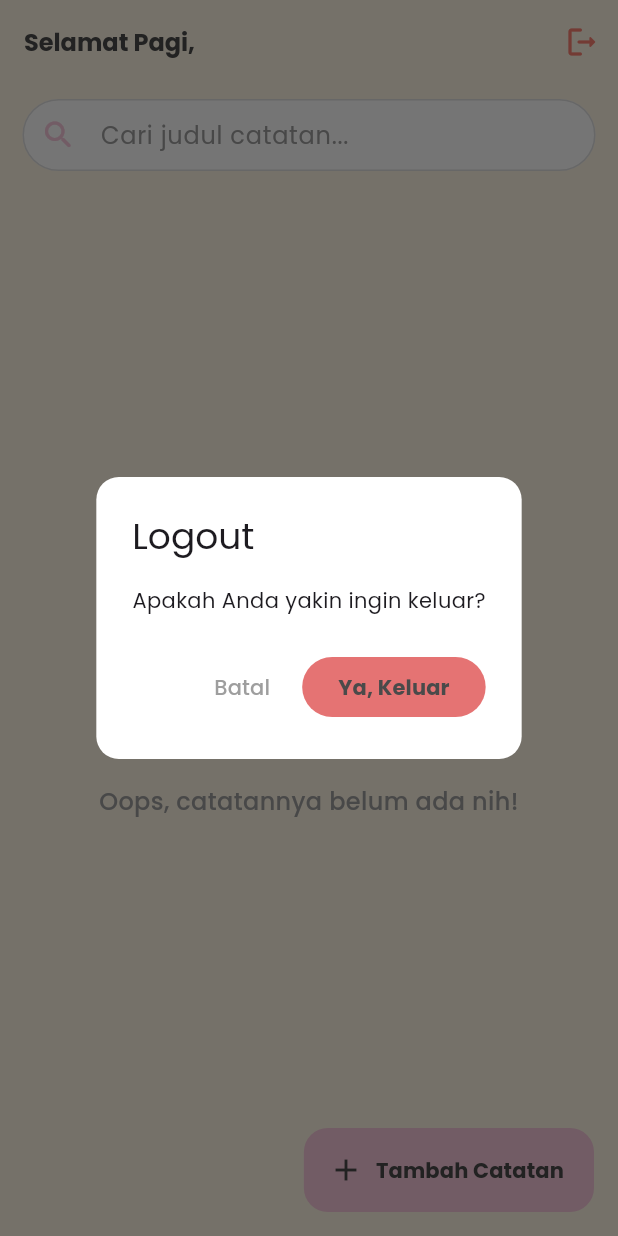
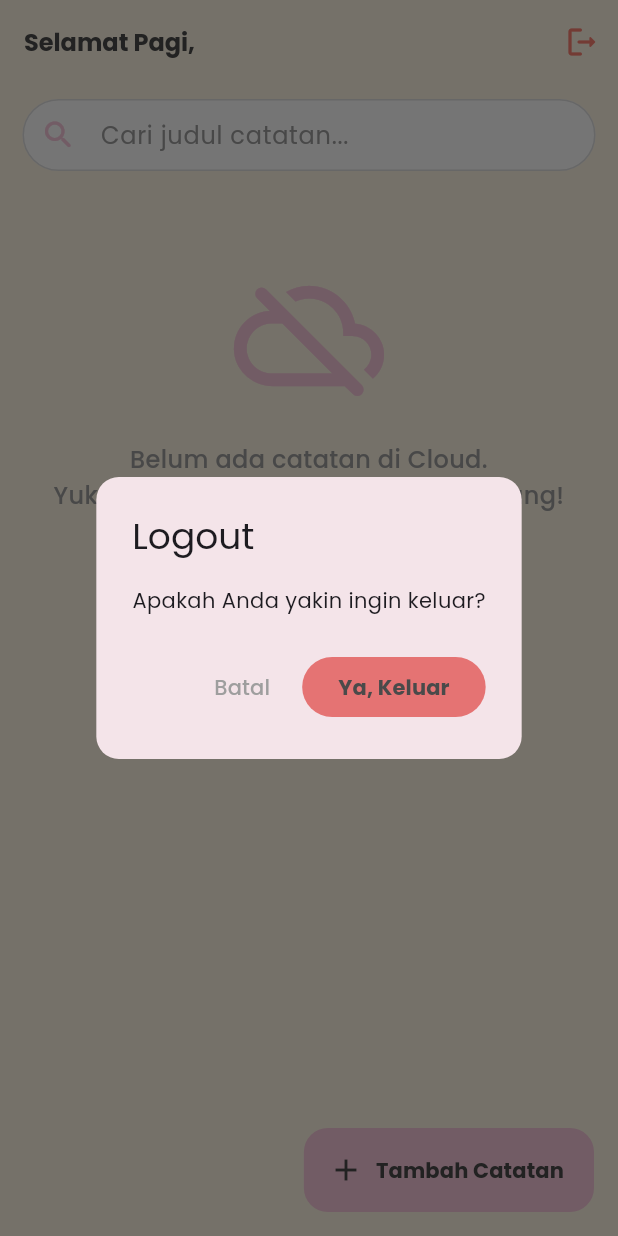
Before and after one commit to andhinwdyp/logbook_app_068, a Flutter app: the LogView screen opened directly with empty values, after a tap on the "logout" icon, on a phone screen of 412 x 824 dp. Run offline on Flutter 3.47's test engine with Material 3 defaults, Android fonts, the phone set to English and light mode, and no system bars; our stand-ins replace flutter_dotenv, google_fonts; missing offline and left inert: mongo_dart; network calls fail.

Commit message:
feat: MongoDB Atlas integration for CRUD and unit testing

```diff
--- a/lib/features/logbook/log_view.dart
+++ b/lib/features/logbook/log_view.dart
@@ -2,6 +2,8 @@ import 'package:flutter/material.dart';
 import 'log_controller.dart';
 import 'models/log_model.dart';
 import 'package:logbook_app_068/features/auth/login_view.dart';
+import 'package:logbook_app_068/services/mongo_service.dart';
+import 'package:logbook_app_068/helpers/log_helper.dart';
 
 class LogView extends StatefulWidget {
   final String username;
@@ -21,6 +23,8 @@ class _LogViewState extends State<LogView> {
   String _selectedCategory = 'Pribadi';
   final List<String> _categories = ['Pribadi', 'Reminder', 'Tugas', 'Urgent'];
 
+  bool _isLoading = false;
+
   static const _bgColor = Color(0xFFFFF6E5);
   static const _primaryTextColor = Color(0xFF4A4A4A);
   static const _pinkColor = Color(0xFFF8C8DC);
@@ -29,7 +33,34 @@ class _LogViewState extends State<LogView> {
   @override
   void initState() {
     super.initState();
-    _controller.loadData(widget.username);
+    Future.microtask(() => _initDatabase());
+  }
+
+  Future<void> _initDatabase() async {
+    setState(() => _isLoading = true);
+    try {
+      await LogHelper.writeLog("UI: Memulai inisialisasi database...", source: "log_view.dart");
+
+      await MongoService().connect().timeout(
+        const Duration(seconds: 15),
+        onTimeout: () => throw Exception("Koneksi ke MongoDB Atlas gagal: Timeout"),
+      );
+
+      await LogHelper.writeLog("UI: Koneksi MongoService BERHASIL.", source: "log_view.dart");
+
+      await _controller.loadData(widget.username);
+    } catch (e) {
+      await LogHelper.writeLog("UI: Error - $e", source: "log_view.dart", level: 1);
+      if (mounted) {
+        ScaffoldMessenger.of(context).showSnackBar(
+          SnackBar(content: Text("Masalah: $e"), backgroundColor: Colors.red),
+        );
+      }
+    } finally {
+      if (mounted) {
+        setState(() => _isLoading = false);
+      }
+    }
   }
 
   @override
@@ -62,6 +93,7 @@ class _LogViewState extends State<LogView> {
     }
   }
 
+  // --- DIALOG TAMBAH DATA ---
   void _showAddLogDialog() {
     _titleController.clear();
     _contentController.clear();
@@ -82,7 +114,6 @@ class _LogViewState extends State<LogView> {
                   decoration: const InputDecoration(hintText: "Judul Catatan"),
                 ),
                 const SizedBox(height: 10),
-
                 DropdownButtonFormField<String>(
                   initialValue: _selectedCategory,
                   decoration: InputDecoration(
@@ -99,7 +130,6 @@ class _LogViewState extends State<LogView> {
                   },
                 ),
                 const SizedBox(height: 10),
-
                 TextField(
                   controller: _contentController,
                   decoration: const InputDecoration(hintText: "Isi Deskripsi"),
@@ -114,10 +144,10 @@ class _LogViewState extends State<LogView> {
               ),
               ElevatedButton(
                 style: ElevatedButton.styleFrom(backgroundColor: _pinkColor, elevation: 0),
-                onPressed: () {
+                onPressed: () async {
                   if (_titleController.text.isNotEmpty && _contentController.text.isNotEmpty) {
-                    _controller.addLog(_titleController.text, _contentController.text, _selectedCategory);
                     Navigator.pop(context);
+                    await _controller.addLog(_titleController.text, _contentController.text, _selectedCategory);
                   }
                 },
                 child: const Text("Simpan", style: TextStyle(color: _primaryTextColor, fontWeight: FontWeight.bold)),
@@ -129,6 +159,7 @@ class _LogViewState extends State<LogView> {
     );
   }
 
+  // --- DIALOG EDIT DATA ---
   void _showEditLogDialog(int index, LogModel log) {
     _titleController.text = log.title;
     _contentController.text = log.description;
@@ -151,7 +182,6 @@ class _LogViewState extends State<LogView> {
               children: [
                 TextField(controller: _titleController),
                 const SizedBox(height: 10),
-
                 DropdownButtonFormField<String>(
                   initialValue: _selectedCategory,
                   decoration: InputDecoration(
@@ -168,7 +198,6 @@ class _LogViewState extends State<LogView> {
                   },
                 ),
                 const SizedBox(height: 10),
-
                 TextField(controller: _contentController, maxLines: 3),
               ],
             ),
@@ -179,10 +208,10 @@ class _LogViewState extends State<LogView> {
               ),
               ElevatedButton(
                 style: ElevatedButton.styleFrom(backgroundColor: _pinkColor, elevation: 0),
-                onPressed: () {
+                onPressed: () async {
                   if (_titleController.text.isNotEmpty) {
-                    _controller.updateLog(index, _titleController.text, _contentController.text, _selectedCategory);
                     Navigator.pop(context);
+                    await _controller.updateLog(index, _titleController.text, _contentController.text, _selectedCategory);
                   }
                 },
                 child: const Text("Update", style: TextStyle(color: _primaryTextColor, fontWeight: FontWeight.bold)),
@@ -198,7 +227,6 @@ class _LogViewState extends State<LogView> {
     showDialog(
       context: context,
       builder: (context) => AlertDialog(
-        backgroundColor: Colors.white,
         title: const Text("Logout"),
         content: const Text("Apakah Anda yakin ingin keluar?"),
         shape: RoundedRectangleBorder(borderRadius: BorderRadius.circular(15)),
@@ -284,53 +312,65 @@ class _LogViewState extends State<LogView> {
             ),
           ),
 
-          // 2. DAFTAR CATATAN
+          // 2. TAMPILAN KONTEN (LOADING / EMPTY / LIST)
           Expanded(
-            child: ValueListenableBuilder<List<LogModel>>(
+            child: _isLoading
+                ? const Center(
+                    child: Column(
+                      mainAxisAlignment: MainAxisAlignment.center,
+                      children: [
+                        CircularProgressIndicator(color: _pinkColor),
+                        SizedBox(height: 16),
+                        Text("Menghubungkan ke MongoDB Atlas...", style: TextStyle(color: Colors.grey)),
+                      ],
+                    ),
+                  )
+                : ValueListenableBuilder<List<LogModel>>(
                     valueListenable: _controller.filteredLogsNotifier,
                     builder: (context, currentLogs, child) {
-                if (currentLogs.isEmpty) {
-                  return Center(
+
+                      return RefreshIndicator(
+                        color: _pinkColor,
+                        onRefresh: _initDatabase,
+                        child: currentLogs.isEmpty
+                            ? ListView(
+                                physics: const AlwaysScrollableScrollPhysics(),
+                                children: [
+                                  const SizedBox(height: 50),
+                                  Center(
                                     child: Column(
                                       mainAxisAlignment: MainAxisAlignment.center,
                                       children: [
                                         Image.network(
                                           "https://i.pinimg.com/1200x/51/47/cf/5147cfb30a10c2ba853db8d3094db2e4.jpg",
                                           height: 200,
-                          loadingBuilder: (context, child, loadingProgress) {
-                            if (loadingProgress == null) return child;
-                            return const SizedBox(
-                              height: 200,
-                              child: Center(child: CircularProgressIndicator(color: Color(0xFFF8C8DC))),
-                            );
-                          },
                                           errorBuilder: (context, error, stackTrace) => const Icon(
-                            Icons.auto_stories_rounded,
+                                            Icons.cloud_off_rounded,
                                             size: 100,
                                             color: Color(0xFFF8C8DC)
                                           ),
                                         ),
                                         const SizedBox(height: 20),
                                         const Text(
-                          "Oops, catatannya belum ada nih!",
+                                          "Belum ada catatan di Cloud.\nYuk, buat catatan pertamamu sekarang!",
                                           textAlign: TextAlign.center,
                                           style: TextStyle(color: Colors.grey, fontSize: 16, height: 1.5, fontWeight: FontWeight.w500),
                                         ),
                                       ],
                                     ),
-                  );
-                }
-
-                return ListView.builder(
+                                  )
+                                ],
+                              )
+                            // State Isi
+                            : ListView.builder(
                                 padding: const EdgeInsets.only(left: 15, right: 15, top: 5, bottom: 80),
                                 itemCount: currentLogs.length,
                                 itemBuilder: (context, index) {
                                   final log = currentLogs[index];
-
                                   final catColor = _getCategoryColor(log.category);
 
                                   return Dismissible(
-                      key: Key(log.date),
+                                    key: Key(log.id?.oid ?? log.date),
                                     direction: DismissDirection.endToStart,
                                     background: Container(
                                       margin: const EdgeInsets.symmetric(vertical: 8),
@@ -339,42 +379,36 @@ class _LogViewState extends State<LogView> {
                                       padding: const EdgeInsets.only(right: 20),
                                       child: const Icon(Icons.delete, color: Colors.white),
                                     ),
-                      onDismissed: (direction) {
+                                    onDismissed: (direction) async {
                                       int realIndex = _controller.logsNotifier.value.indexOf(log);
                                       if(realIndex != -1) {
-                          _controller.removeLog(realIndex);
+                                        await _controller.removeLog(realIndex);
                                       }
-                        ScaffoldMessenger.of(context).showSnackBar(const SnackBar(content: Text("Catatan dihapus"), behavior: SnackBarBehavior.floating));
+                                      ScaffoldMessenger.of(context).showSnackBar(const SnackBar(content: Text("Dihapus dari Cloud"), behavior: SnackBarBehavior.floating));
                                     },
                                     child: Card(
                                       margin: const EdgeInsets.symmetric(vertical: 8),
                                       shape: RoundedRectangleBorder(
                                         borderRadius: BorderRadius.circular(15),
-                          side: BorderSide(color: catColor.withValues(alpha: 0.5), width: 1.5),
+                                        side: BorderSide(color: catColor.withValues(alpha:0.5), width: 1.5),
                                       ),
                                       elevation: 2,
-                        shadowColor: catColor.withValues(alpha: 0.2),
+                                      shadowColor: catColor.withValues(alpha:0.2),
                                       color: Colors.white,
                                       child: ListTile(
                                         contentPadding: const EdgeInsets.all(15),
                                         leading: Container(
                                           padding: const EdgeInsets.all(10),
-                            decoration: BoxDecoration(color: catColor.withValues(alpha: 0.3), shape: BoxShape.circle),
-                            child: Icon(Icons.note_alt_outlined, color: catColor.withValues(alpha: 0.8)),
+                                          decoration: BoxDecoration(color: catColor.withValues(alpha:0.3), shape: BoxShape.circle),
+                                          child: Icon(Icons.cloud_done_outlined, color: catColor.withValues(alpha:0.8)), // Icon dirubah nuansa Cloud
                                         ),
                                         title: Column(
                                           crossAxisAlignment: CrossAxisAlignment.start,
                                           children: [
                                             Container(
                                               padding: const EdgeInsets.symmetric(horizontal: 8, vertical: 2),
-                                decoration: BoxDecoration(
-                                  color: catColor,
-                                  borderRadius: BorderRadius.circular(10),
-                                ),
-                                child: Text(
-                                  log.category,
-                                  style: const TextStyle(fontSize: 10, color: Colors.white, fontWeight: FontWeight.bold)
-                                ),
+                                              decoration: BoxDecoration(color: catColor, borderRadius: BorderRadius.circular(10)),
+                                              child: Text(log.category, style: const TextStyle(fontSize: 10, color: Colors.white, fontWeight: FontWeight.bold)),
                                             ),
                                             const SizedBox(height: 5),
                                             Text(log.title, style: const TextStyle(fontWeight: FontWeight.bold, fontSize: 16)),
@@ -397,6 +431,7 @@ class _LogViewState extends State<LogView> {
                                     ),
                                   );
                                 },
+                              ),
                       );
                     },
                   ),
--- /dev/null
+++ b/lib/helpers/log_helper.dart
@@ -0,0 +1,55 @@
+import 'dart:developer' as dev;
+import 'package:intl/intl.dart';
+import 'package:flutter_dotenv/flutter_dotenv.dart';
+
+class LogHelper {
+  static Future<void> writeLog(
+    String message, {
+    String source = "Unknown",
+    int level = 2,
+  }) async {
+    final int configLevel = int.tryParse(dotenv.env['LOG_LEVEL'] ?? '2') ?? 2;
+    final String muteList = dotenv.env['LOG_MUTE'] ?? '';
+
+    if (level > configLevel) return;
+    if (muteList.split(',').contains(source)) return;
+
+    try {
+      String timestamp = DateFormat('HH:mm:ss').format(DateTime.now());
+      String label = _getLabel(level);
+      String color = _getColor(level);
+
+      dev.log(message, name: source, time: DateTime.now(), level: level * 100);
+      // ignore: avoid_print
+      print('$color[$timestamp][$label][$source] -> $message\x1B[0m');
+    } catch (e) {
+      dev.log("Logging failed: $e", name: "SYSTEM", level: 1000);
+    }
+  }
+
+  static String _getLabel(int level) {
+    switch (level) {
+      case 1:
+        return "ERROR";
+      case 2:
+        return "INFO";
+      case 3:
+        return "VERBOSE";
+      default:
+        return "LOG";
+    }
+  }
+
+  static String _getColor(int level) {
+    switch (level) {
+      case 1:
+        return '\x1B[31m';
+      case 2:
+        return '\x1B[32m';
+      case 3:
+        return '\x1B[34m';
+      default:
+        return '\x1B[0m';
+    }
+  }
+}
--- /dev/null
+++ b/lib/services/mongo_service.dart
@@ -0,0 +1,158 @@
+import 'package:mongo_dart/mongo_dart.dart';
+import 'package:flutter_dotenv/flutter_dotenv.dart';
+import 'package:logbook_app_068/features/logbook/models/log_model.dart';
+import 'package:logbook_app_068/helpers/log_helper.dart';
+
+class MongoService {
+  static final MongoService _instance = MongoService._internal();
+
+  Db? _db;
+  DbCollection? _collection;
+
+  final String _source = "mongo_service.dart";
+
+  factory MongoService() => _instance;
+  MongoService._internal();
+
+  Future<DbCollection> _getSafeCollection() async {
+    if (_db == null || !_db!.isConnected || _collection == null) {
+      await LogHelper.writeLog(
+        "INFO: Koleksi belum siap, mencoba rekoneksi...",
+        source: _source,
+        level: 3,
+      );
+      await connect();
+    }
+    return _collection!;
+  }
+
+  Future<void> connect() async {
+    try {
+      final dbUri = dotenv.env['MONGODB_URI'];
+      if (dbUri == null) throw Exception("MONGODB_URI tidak ditemukan di .env");
+
+      _db = await Db.create(dbUri);
+
+      await _db!.open().timeout(
+        const Duration(seconds: 15),
+        onTimeout: () {
+          throw Exception(
+            "Koneksi Timeout. Cek IP Whitelist (0.0.0.0/0) atau Sinyal HP.",
+          );
+        },
+      );
+
+      _collection = _db!.collection('logs');
+
+      await LogHelper.writeLog(
+        "DATABASE: Terhubung & Koleksi Siap",
+        source: _source,
+        level: 2,
+      );
+    } catch (e) {
+      await LogHelper.writeLog(
+        "DATABASE: Gagal Koneksi - $e",
+        source: _source,
+        level: 1,
+      );
+      rethrow;
+    }
+  }
+
+  Future<List<LogModel>> getLogs() async {
+    try {
+      final collection = await _getSafeCollection();
+
+      await LogHelper.writeLog(
+        "INFO: Fetching data from Cloud...",
+        source: _source,
+        level: 3,
+      );
+
+      final List<Map<String, dynamic>> data = await collection.find().toList();
+      return data.map((json) => LogModel.fromMap(json)).toList();
+    } catch (e) {
+      await LogHelper.writeLog(
+        "ERROR: Fetch Failed - $e",
+        source: _source,
+        level: 1,
+      );
+      return [];
+    }
+  }
+
+  Future<void> insertLog(LogModel log) async {
+    try {
+      final collection = await _getSafeCollection();
+      await collection.insertOne(log.toMap());
+
+      await LogHelper.writeLog(
+        "SUCCESS: Data '${log.title}' Saved to Cloud",
+        source: _source,
+        level: 2,
+      );
+    } catch (e) {
+      await LogHelper.writeLog(
+        "ERROR: Insert Failed - $e",
+        source: _source,
+        level: 1,
+      );
+      rethrow;
+    }
+  }
+
+  Future<void> updateLog(LogModel log) async {
+    try {
+      final collection = await _getSafeCollection();
+      if (log.id == null) {
+        throw Exception("ID Log tidak ditemukan untuk update");
+      }
+
+      await collection.replaceOne(where.id(log.id!), log.toMap());
+
+      await LogHelper.writeLog(
+        "DATABASE: Update '${log.title}' Berhasil",
+        source: _source,
+        level: 2,
+      );
+    } catch (e) {
+      await LogHelper.writeLog(
+        "DATABASE: Update Gagal - $e",
+        source: _source,
+        level: 1,
+      );
+      rethrow;
+    }
+  }
+
+  Future<void> deleteLog(ObjectId id) async {
+    try {
+      final collection = await _getSafeCollection();
+      await collection.remove(where.id(id));
+
+      await LogHelper.writeLog(
+        "DATABASE: Hapus ID $id Berhasil",
+        source: _source,
+        level: 2,
+      );
+    } catch (e) {
+      await LogHelper.writeLog(
+        "DATABASE: Hapus Gagal - $e",
+        source: _source,
+        level: 1,
+      );
+      rethrow;
+    }
+  }
+
+  Future<void> close() async {
+    if (_db != null) {
+      await _db!.close();
+      await LogHelper.writeLog(
+        "DATABASE: Koneksi ditutup",
+        source: _source,
+        level: 2,
+      );
+    }
+  }
+}
--- a/pubspec.yaml
+++ b/pubspec.yaml
@@ -36,6 +36,9 @@ dependencies:
   # Use with the CupertinoIcons class for iOS style icons.
   cupertino_icons: ^1.0.8
   google_fonts: ^8.0.1
+  mongo_dart: ^0.10.8
+  flutter_dotenv: ^6.0.0
+  intl: ^0.20.2
 
 dev_dependencies:
   flutter_test:
@@ -60,7 +63,8 @@ flutter:
   uses-material-design: true
 
   # To add assets to your application, add an assets section, like this:
-  # assets:
+  assets:
+    - .env
   #   - images/a_dot_burr.jpeg
   #   - images/a_dot_ham.jpeg
 
```
Also changed, not shown: lib/features/logbook/log_controller.dart (+78 -35 lines), lib/features/logbook/models/log_model.dart (+9 -3 lines), lib/main.dart (+6 -1 lines), pubspec.lock, 2 other files. Lines whose indentation alone changed are shown as unchanged.
